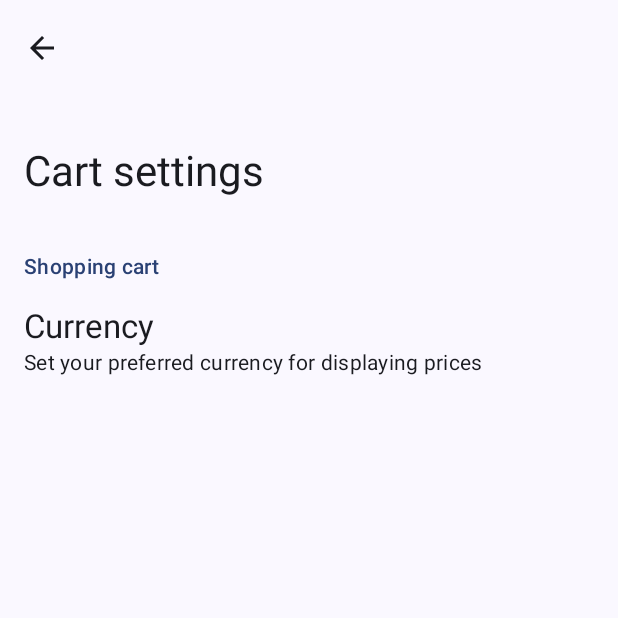
After one commit to D4rK7355608/com.d4rk.cartcalculator, an Android app built with Jetpack Compose: the CartSettingsActivity screen opened directly, with no data from a screen before it, on a phone screen of 412 x 824 dp, the top half of it. The commit adds this screen. Run offline under Robolectric (Android 15) with nearby library versions, the phone set to English and light mode, and no system bars; our stand-ins replace AdMob, Room's generated code; pictures from the network do not load.

Commit message:
Added the new custom currency dialog.

```diff
--- a/app/build.gradle.kts
+++ b/app/build.gradle.kts
@@ -15,7 +15,7 @@ android {
         applicationId = "com.d4rk.cartcalculator"
         minSdk = 26
         targetSdk = 34
-        versionCode = 20
+        versionCode = 22
         versionName = "0.0.1"
         archivesName = "${applicationId}-v${versionName}"
         testInstrumentationRunner = "androidx.test.runner.AndroidJUnitRunner"
--- a/app/src/main/AndroidManifest.xml
+++ b/app/src/main/AndroidManifest.xml
@@ -76,6 +76,10 @@
             android:parentActivityName=".ui.settings.display.DisplaySettingsActivity" />
 
         <activity
+            android:name=".ui.settings.cart.CartSettingsActivity"
+            android:parentActivityName=".ui.settings.SettingsActivity" />
+
+        <activity
             android:name=".ui.settings.advanced.AdvancedSettingsActivity"
             android:parentActivityName=".ui.settings.SettingsActivity" />
 
--- /dev/null
+++ b/app/src/main/kotlin/com/d4rk/cartcalculator/ui/settings/cart/CartSettingsActivity.kt
@@ -0,0 +1,27 @@
+package com.d4rk.cartcalculator.ui.settings.cart
+
+import android.os.Bundle
+import androidx.activity.ComponentActivity
+import androidx.activity.compose.setContent
+import androidx.activity.enableEdgeToEdge
+import androidx.compose.foundation.layout.fillMaxSize
+import androidx.compose.material3.MaterialTheme
+import androidx.compose.material3.Surface
+import androidx.compose.ui.Modifier
+import com.d4rk.cartcalculator.ui.settings.display.theme.AppTheme
+
+class CartSettingsActivity : ComponentActivity() {
+    override fun onCreate(savedInstanceState : Bundle?) {
+        super.onCreate(savedInstanceState)
+        enableEdgeToEdge()
+        setContent {
+            AppTheme {
+                Surface(
+                    modifier = Modifier.fillMaxSize() , color = MaterialTheme.colorScheme.background
+                ) {
+                    CartSettingsComposable(this@CartSettingsActivity)
+                }
+            }
+        }
+    }
+}
--- /dev/null
+++ b/app/src/main/kotlin/com/d4rk/cartcalculator/ui/settings/cart/CartSettingsComposable.kt
@@ -0,0 +1,67 @@
+package com.d4rk.cartcalculator.ui.settings.cart
+
+import androidx.compose.foundation.layout.fillMaxHeight
+import androidx.compose.foundation.layout.padding
+import androidx.compose.foundation.lazy.LazyColumn
+import androidx.compose.material.icons.Icons
+import androidx.compose.material.icons.automirrored.filled.ArrowBack
+import androidx.compose.material3.ExperimentalMaterial3Api
+import androidx.compose.material3.Icon
+import androidx.compose.material3.IconButton
+import androidx.compose.material3.LargeTopAppBar
+import androidx.compose.material3.Scaffold
+import androidx.compose.material3.Text
+import androidx.compose.material3.TopAppBarDefaults
+import androidx.compose.material3.rememberTopAppBarState
+import androidx.compose.runtime.Composable
+import androidx.compose.runtime.mutableStateOf
+import androidx.compose.runtime.remember
+import androidx.compose.ui.Modifier
+import androidx.compose.ui.input.nestedscroll.nestedScroll
+import androidx.compose.ui.platform.LocalContext
+import androidx.compose.ui.res.stringResource
+import com.d4rk.cartcalculator.R
+import com.d4rk.cartcalculator.data.store.DataStore
+import com.d4rk.cartcalculator.dialogs.CurrencyDialog
+import com.d4rk.cartcalculator.utils.PreferenceCategoryItem
+import com.d4rk.cartcalculator.utils.PreferenceItem
+
+@OptIn(ExperimentalMaterial3Api::class)
+@Composable
+fun CartSettingsComposable(activity : CartSettingsActivity) {
+    val context = LocalContext.current
+    val dataStore = DataStore.getInstance(context)
+    val scrollBehavior = TopAppBarDefaults.enterAlwaysScrollBehavior(rememberTopAppBarState())
+    val showDialog = remember { mutableStateOf(false) }
+
+    Scaffold(modifier = Modifier.nestedScroll(scrollBehavior.nestedScrollConnection) , topBar = {
+        LargeTopAppBar(title = { Text(stringResource(R.string.cart_settings)) } , navigationIcon = {
+            IconButton(onClick = {
+                activity.finish()
+            }) {
+                Icon(Icons.AutoMirrored.Filled.ArrowBack , contentDescription = null)
+            }
+        } , scrollBehavior = scrollBehavior)
+    }) { paddingValues ->
+        LazyColumn(
+            modifier = Modifier
+                    .fillMaxHeight()
+                    .padding(paddingValues) ,
+        ) {
+            item {
+                PreferenceCategoryItem(title = stringResource(R.string.shopping_cart))
+                PreferenceItem(title = stringResource(R.string.currency) ,
+                               summary = stringResource(id = R.string.summary_preference_settings_currency) ,
+                               onClick = { showDialog.value = true })
+            }
+        }
+    }
+
+    if (showDialog.value) {
+        CurrencyDialog(dataStore = dataStore ,
+                       onDismiss = { showDialog.value = false } ,
+                       onCurrencySelected = {
+                           showDialog.value = false
+                       })
+    }
+}
--- a/app/src/main/res/values/strings.xml
+++ b/app/src/main/res/values/strings.xml
@@ -134,6 +134,12 @@
     <string name="summary_preference_settings_usage_and_diagnostics">Share data to help improve Cart Calculator</string>
     <string name="summary_preference_settings_legal_notices">View legal information about our service</string>
 
+    <string name="cart_settings">Cart settings</string>
+    <string name="currency">Currency</string>
+    <string name="summary_preference_settings_currency">Set your preferred currency for displaying prices</string>
+    <string name="summary_preference_settings_cart">Manage how your cart behaves</string>
+    <string name="dialog_info_currency">This currency selection will be utilized across the platform for displaying product prices, processing transactions, and providing a more personalized shopping experience</string>
+
     <string name="summary_preference_settings_display">Personalize your app\'s look and feel</string>
     <string name="summary_preference_settings_amoled_mode">Experience enhanced visuals and deeper backgrounds</string>
     <string name="app_info">App info</string>
```
Also changed, not shown: app/src/main/kotlin/com/d4rk/cartcalculator/data/store/DataStore.kt (+14 -0 lines), app/src/main/kotlin/com/d4rk/cartcalculator/dialogs/CurrencyDialog.kt (added, +97 -0 lines), app/src/main/kotlin/com/d4rk/cartcalculator/ui/cart/CartActivityComposable.kt (+37 -5 lines), app/src/main/kotlin/com/d4rk/cartcalculator/ui/settings/SettingsComposable.kt (+12 -2 lines), app/src/main/res/values/arrays.xml (+9 -0 lines).
